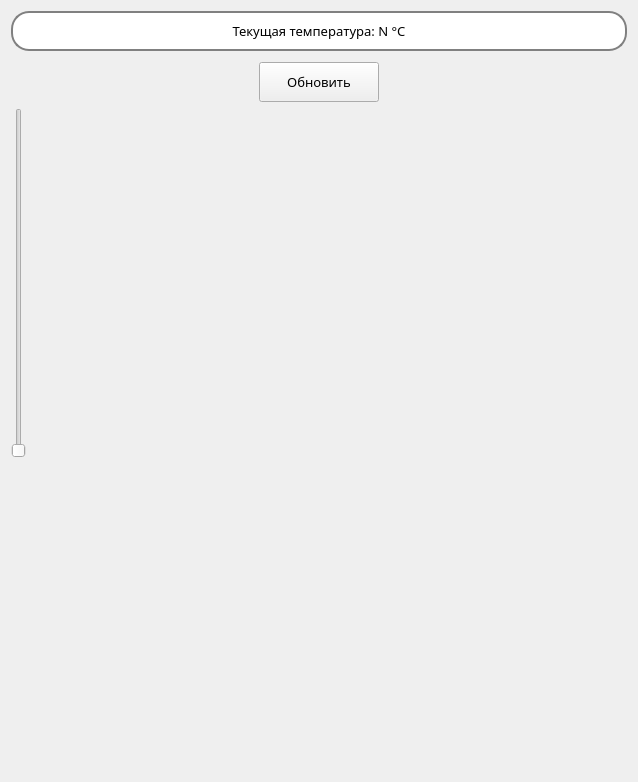
The window that ui/temperature.ui (chelovek12565/farm) describes before a commit, drawn with Qt 5.
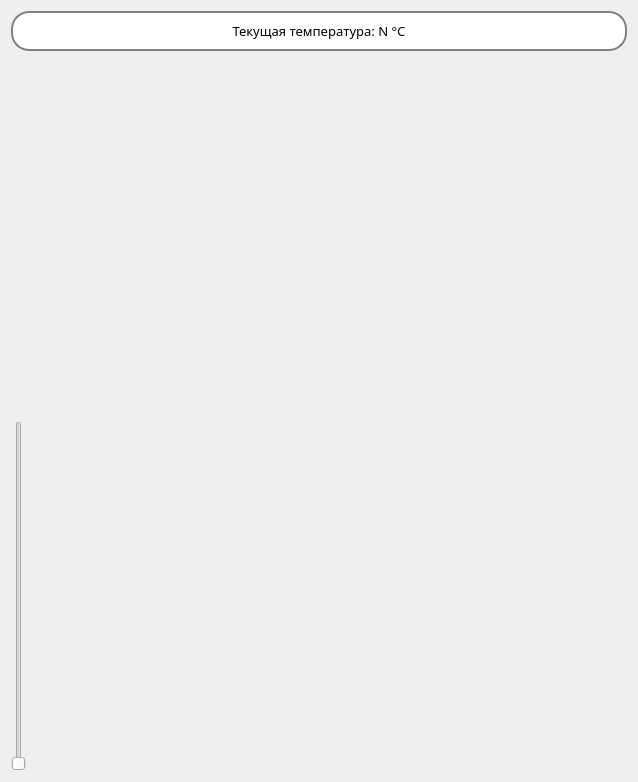
The same window after the commit.

Patch:
```diff
--- a/ui/temperature.ui
+++ b/ui/temperature.ui
@@ -71,34 +71,6 @@
        </property>
       </spacer>
      </item>
-     <item>
-      <widget class="QPushButton" name="updateButton">
-       <property name="sizePolicy">
-        <sizepolicy hsizetype="Fixed" vsizetype="Fixed">
-         <horstretch>0</horstretch>
-         <verstretch>0</verstretch>
-        </sizepolicy>
-       </property>
-       <property name="minimumSize">
-        <size>
-         <width>120</width>
-         <height>40</height>
-        </size>
-       </property>
-       <property name="font">
-        <font>
-         <family>Segoe UI Semibold</family>
-         <pointsize>10</pointsize>
-         <weight>7</weight>
-         <italic>false</italic>
-         <bold>false</bold>
-        </font>
-       </property>
-       <property name="text">
-        <string>Обновить</string>
-       </property>
-      </widget>
-     </item>
      <item>
       <spacer name="horizontalSpacer_2">
        <property name="orientation">
@@ -115,7 +87,20 @@
     </layout>
    </item>
    <item>
-    <widget class="QSlider" name="verticalSlider">
+    <spacer name="verticalSpacer">
+     <property name="orientation">
+      <enum>Qt::Vertical</enum>
+     </property>
+     <property name="sizeHint" stdset="0">
+      <size>
+       <width>20</width>
+       <height>40</height>
+      </size>
+     </property>
+    </spacer>
+   </item>
+   <item>
+    <widget class="QSlider" name="slider">
      <property name="sizePolicy">
       <sizepolicy hsizetype="Fixed" vsizetype="Fixed">
        <horstretch>0</horstretch>
@@ -133,19 +118,6 @@
      </property>
     </widget>
    </item>
-   <item>
-    <spacer name="verticalSpacer">
-     <property name="orientation">
-      <enum>Qt::Vertical</enum>
-     </property>
-     <property name="sizeHint" stdset="0">
-      <size>
-       <width>20</width>
-       <height>40</height>
-      </size>
-     </property>
-    </spacer>
-   </item>
   </layout>
  </widget>
  <resources/>
```
